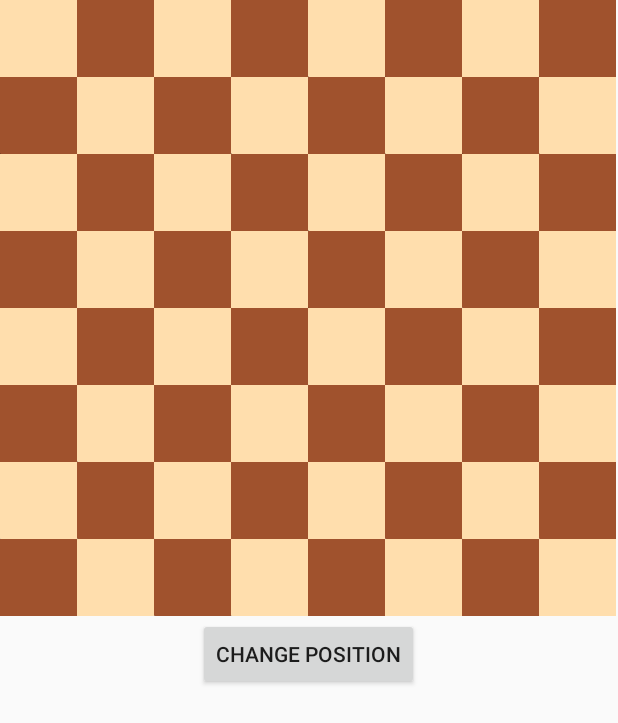
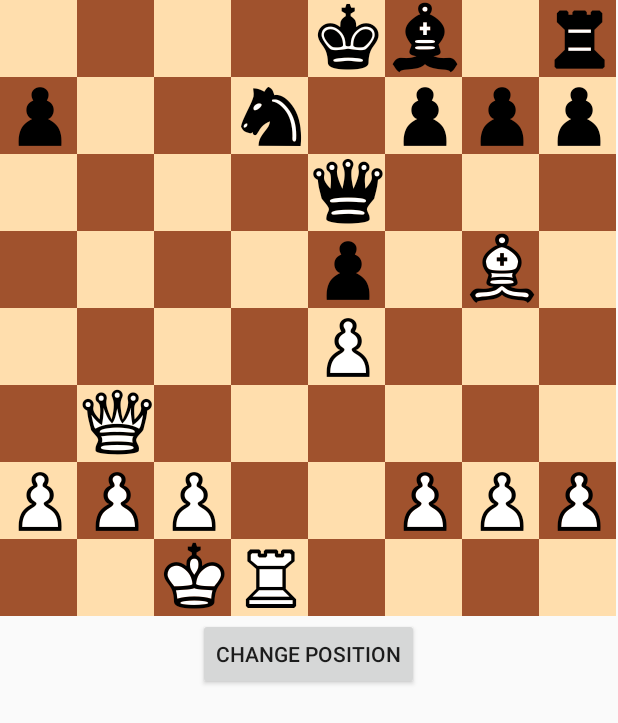
Before and after one commit to gdimitris/ChessPuzzlerAndroid, an Android app: the screen it shows after launch (MainActivity), on a phone screen of 412 x 824 dp. Shown: the top 723 px of the screen. Run offline under Robolectric (Android 15) with nearby library versions, the phone set to English and light mode, and no system bars.

Commit message:
Transferring changes

```diff
--- a/app/src/main/java/dimitris/android/app/MainActivity.java
+++ b/app/src/main/java/dimitris/android/app/MainActivity.java
@@ -3,6 +3,7 @@ package dimitris.android.app;
 import android.app.Activity;
 import android.os.Bundle;
 import android.view.View;
+import android.view.ViewTreeObserver;
 import android.view.Window;
 import android.widget.Button;
 import android.widget.Toast;
@@ -34,17 +35,22 @@ public class MainActivity extends Activity implements View.OnClickListener, Game
         changePosButton = (Button) findViewById(R.id.changePositionButton);
         changePosButton.setOnClickListener(this);
         drawableBoard = (BoardContainerView) findViewById(R.id.chessboard);
-    }
-
-    @Override
-    protected void onStart() {
-        super.onStart();
-
         this.puzzleProvider = new TemporaryPuzzleProvider();
         this.game = new Game(puzzleProvider);
         game.registerGameEventsListener(this);
+//        drawableBoard.getViewTreeObserver().addOnGlobalLayoutListener(new ViewTreeObserver.OnGlobalLayoutListener() {
+//            @Override
+//            public void onGlobalLayout() {
+//                initGame();
+//            }
+//        });
+    }
+
+
+    @Override
+    public void onAttachedToWindow() {
+        super.onAttachedToWindow();
         initGame();
-
     }
 
     @Override
@@ -68,7 +74,6 @@ public class MainActivity extends Activity implements View.OnClickListener, Game
 
     @Override
     public void onGameStart() {
-        drawableBoard.invalidate();
         Toast.makeText(this, "Game Started", Toast.LENGTH_SHORT).show();
     }
 
--- a/app/src/main/java/dimitris/android/chessviews/BoardContainerView.java
+++ b/app/src/main/java/dimitris/android/chessviews/BoardContainerView.java
@@ -5,6 +5,7 @@ import android.graphics.Canvas;
 import android.util.AttributeSet;
 import android.view.MotionEvent;
 import android.view.View;
+import android.view.ViewTreeObserver;
 
 import dimitris.android.app.MainActivity;
 import dimitris.chess.core.ChessPuzzle;
@@ -47,9 +48,13 @@ public class BoardContainerView extends View implements View.OnTouchListener {
         int totalHeight = getMeasuredHeight();
 
         setMeasuredDimension(totalWidth, totalWidth);
-        resizeBoard(totalWidth, totalHeight);
     }
 
+    @Override
+    protected void onSizeChanged(int w, int h, int oldw, int oldh) {
+        super.onSizeChanged(w, h, oldw, oldh);
+        resizeBoard(w,h);
+    }
 
     private void resizeBoard(int width, int height){
         int min = (width < height) ? width : height;
@@ -59,7 +64,7 @@ public class BoardContainerView extends View implements View.OnTouchListener {
         if(chessBoard.getSquareSize() != squareSize){
             chessBoard.setSquareSize(squareSize);
             chessBoard.setBounds(0,0,8 * squareSize,8 * squareSize);
-            //invalidate();
+            invalidate();
         }
     }
 
--- a/app/src/main/java/dimitris/android/chessviews/DrawableBoard.java
+++ b/app/src/main/java/dimitris/android/chessviews/DrawableBoard.java
@@ -11,6 +11,7 @@ import android.graphics.Typeface;
 import android.graphics.drawable.Drawable;
 import android.util.Log;
 
+import java.util.ArrayList;
 import java.util.List;
 
 import dimitris.android.chessviews.Pieces.BlackPieceFactory;
@@ -30,12 +31,12 @@ public class DrawableBoard extends Drawable{
 
     public DrawableBoard(BoardContainerView parentView) {
         super();
-
         this.parentView = parentView;
-        squareSize = 1;
+        squareSize = 80;
         boardPaint = createChessBoardPaint();
         lastSelectedSquare = null;
         squareHighlighter = new SquareHighlighter(getRectForSquareAt(0,0));
+        alivePieces = new ArrayList<>();
     }
 
     public void setPosition(String FEN){
@@ -68,7 +69,7 @@ public class DrawableBoard extends Drawable{
             return;
 
         drawBoard(canvas);
-        //drawSelectedSquare(canvas);
+        drawSelectedSquare(canvas);
         drawAlivePieces(canvas);
     }
 
--- a/app/src/main/java/dimitris/android/chessviews/Pieces/Piece.java
+++ b/app/src/main/java/dimitris/android/chessviews/Pieces/Piece.java
@@ -31,9 +31,9 @@ public abstract class Piece extends Drawable {
         int y = (currentPositionRow + 1) * drawSize;
 
         canvas.drawText(whiteLayerLetter, x, y, whitePaint);
-        Log.e("PieceWhiteLayer","Drawing letter '" + whiteLayerLetter + "' at x:" + x + " y:"+y);
+        Log.e("PieceWhiteLayer","Drawing letter '" + whiteLayerLetter + "' at x:" + x + " y:"+ y +" and drawSize: "+drawSize);
         canvas.drawText(blackLayerLetter, x, y, blackPaint);
-        Log.e("PieceBlackLayer","Drawing letter '" + blackLayerLetter + "' at x:" + x + " y:"+y);
+        //Log.e("PieceBlackLayer","Drawing letter '" + blackLayerLetter + "' at x:" + x + " y:"+ y +" and drawSize: "+drawSize);
     }
 
     public void setWhiteLayerLetter(String layerLetter){
@@ -54,8 +54,10 @@ public abstract class Piece extends Drawable {
     }
 
     public void setSize(int size){
+        Log.e("setSize","Changing size from " + drawSize + " to "+size);
         drawSize = size;
         positionRect.set(currentPositionColumn * size, currentPositionRow * size, (currentPositionColumn + 1) * size, (currentPositionRow + 1) * size);
+        Log.e("setSize", "Position rect is :" +positionRect.toString());
     }
 
     public abstract String toString();
@@ -67,11 +69,9 @@ public abstract class Piece extends Drawable {
 
     @Override
     public void setColorFilter(ColorFilter cf) {
-
     }
 
     @Override
     public void setAlpha(int alpha) {
-
     }
 }
```
Also changed, not shown: 3 other files.
